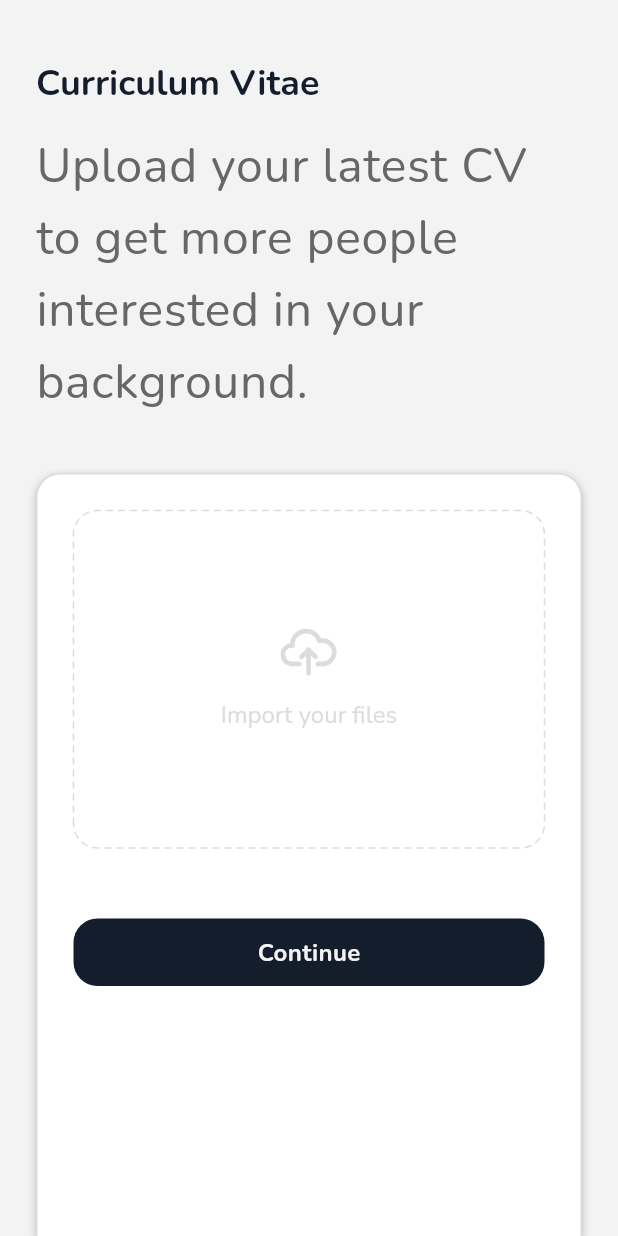
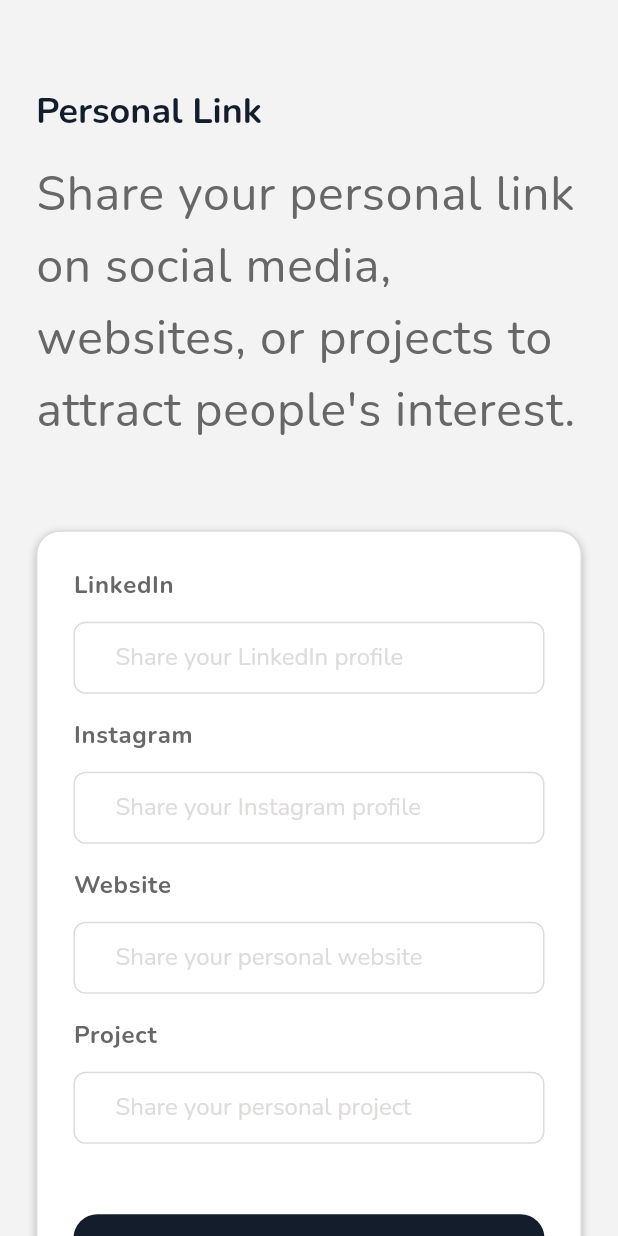
Before and after one commit to Fritzent/Identity, a Flutter app: the CvForm screen opened by its route, after a tap on "Continue", on a phone screen of 412 x 824 dp. Run offline on Flutter 3.47's test engine with Material 3 defaults, Android fonts, the phone set to English and light mode, and no system bars; our stand-ins replace dropdown_button2, file_picker, firebase_core, flutter_bloc, flutter_svg, gap and 6 more; accounts and stored records are empty; generated files the repository leaves out were written again.

Commit message:
Add: LinkUrlForm page

```diff
--- a/lib/l10n/app_en.arb
+++ b/lib/l10n/app_en.arb
@@ -97,6 +97,18 @@
 
   "cvSubTitle" : "Upload your latest CV to get more people interested in your background.",
 
-  "importYourFilesText" : "Import your files"
+  "importYourFilesText" : "Import your files",
+
+  "personalLinkTitle" : "Personal Link",
+
+  "personalLinkSubtitle" : "Share your personal link on social media, websites, or projects to attract people's interest.",
+
+  "linkedinHintText" : "Share your LinkedIn profile",
+
+  "instagramHintText" : "Share your Instagram profile",
+
+  "websiteHintText" : "Share your personal website",
+
+  "projectHintText" : "Share your personal project"
 
 }
--- a/lib/l10n/app_id.arb
+++ b/lib/l10n/app_id.arb
@@ -97,5 +97,17 @@
 
   "cvSubTitle" : "Unggah CV terbaru Anda agar lebih banyak orang tertarik dengan latar belakang Anda.",
 
-  "importYourFilesText" : "Impor file Anda"
+  "importYourFilesText" : "Impor file Anda",
+
+  "personalLinkTitle" : "Tautan Pribadi",
+
+  "personalLinkSubtitle" : "Bagikan tautan pribadi Anda di media sosial, situs web, atau proyek untuk menarik minat orang.",
+
+  "linkedinHintText" : "Bagikan profil LinkedIn Anda",
+
+  "instagramHintText" : "Bagikan profil Instagram Anda",
+
+  "websiteHintText" : "Bagikan situs web pribadi Anda",
+
+  "projectHintText" : "Bagikan situs project pribadi Anda"
 }
--- a/lib/l10n/app_localizations.dart
+++ b/lib/l10n/app_localizations.dart
@@ -382,6 +382,42 @@ abstract class AppLocalizations {
   /// In en, this message translates to:
   /// **'Import your files'**
   String get importYourFilesText;
+
+  /// No description provided for @personalLinkTitle.
+  ///
+  /// In en, this message translates to:
+  /// **'Personal Link'**
+  String get personalLinkTitle;
+
+  /// No description provided for @personalLinkSubtitle.
+  ///
+  /// In en, this message translates to:
+  /// **'Share your personal link on social media, websites, or projects to attract people\'s interest.'**
+  String get personalLinkSubtitle;
+
+  /// No description provided for @linkedinHintText.
+  ///
+  /// In en, this message translates to:
+  /// **'Share your LinkedIn profile'**
+  String get linkedinHintText;
+
+  /// No description provided for @instagramHintText.
+  ///
+  /// In en, this message translates to:
+  /// **'Share your Instagram profile'**
+  String get instagramHintText;
+
+  /// No description provided for @websiteHintText.
+  ///
+  /// In en, this message translates to:
+  /// **'Share your personal website'**
+  String get websiteHintText;
+
+  /// No description provided for @projectHintText.
+  ///
+  /// In en, this message translates to:
+  /// **'Share your personal project'**
+  String get projectHintText;
 }
 
 class _AppLocalizationsDelegate extends LocalizationsDelegate<AppLocalizations> {
--- a/lib/l10n/app_localizations_en.dart
+++ b/lib/l10n/app_localizations_en.dart
@@ -153,4 +153,22 @@ class AppLocalizationsEn extends AppLocalizations {
 
   @override
   String get importYourFilesText => 'Import your files';
+
+  @override
+  String get personalLinkTitle => 'Personal Link';
+
+  @override
+  String get personalLinkSubtitle => 'Share your personal link on social media, websites, or projects to attract people\'s interest.';
+
+  @override
+  String get linkedinHintText => 'Share your LinkedIn profile';
+
+  @override
+  String get instagramHintText => 'Share your Instagram profile';
+
+  @override
+  String get websiteHintText => 'Share your personal website';
+
+  @override
+  String get projectHintText => 'Share your personal project';
 }
--- a/lib/l10n/app_localizations_id.dart
+++ b/lib/l10n/app_localizations_id.dart
@@ -153,4 +153,22 @@ class AppLocalizationsId extends AppLocalizations {
 
   @override
   String get importYourFilesText => 'Impor file Anda';
+
+  @override
+  String get personalLinkTitle => 'Tautan Pribadi';
+
+  @override
+  String get personalLinkSubtitle => 'Bagikan tautan pribadi Anda di media sosial, situs web, atau proyek untuk menarik minat orang.';
+
+  @override
+  String get linkedinHintText => 'Bagikan profil LinkedIn Anda';
+
+  @override
+  String get instagramHintText => 'Bagikan profil Instagram Anda';
+
+  @override
+  String get websiteHintText => 'Bagikan situs web pribadi Anda';
+
+  @override
+  String get projectHintText => 'Bagikan situs project pribadi Anda';
 }
--- a/lib/main.dart
+++ b/lib/main.dart
@@ -90,7 +90,7 @@ class _MainAppState extends State<MainApp> {
             return MaterialApp.router(
               debugShowCheckedModeBanner: false,
               routerConfig: MyAppRouter.router,
-              themeMode: kIsWeb ? ThemeMode.light : stateTheme.themeMode,
+              themeMode: kIsWeb ? ThemeMode.dark : stateTheme.themeMode,
               theme: AppTheme.lightMode,
               darkTheme: AppTheme.darkMode,
               supportedLocales: L10n.all,
--- a/lib/pages/authentication/registration/preparation/cv_form.dart
+++ b/lib/pages/authentication/registration/preparation/cv_form.dart
@@ -3,10 +3,12 @@ import 'package:flutter/material.dart';
 import 'package:flutter_bloc/flutter_bloc.dart';
 import 'package:flutter_svg/svg.dart';
 import 'package:gap/gap.dart';
+import 'package:go_router/go_router.dart';
 import 'package:identity/bloc/cv_upload_bloc.dart';
 import 'package:identity/l10n/app_localizations.dart';
 import 'package:identity/resources/colors.dart';
 import 'package:identity/resources/font_config.dart';
+import 'package:identity/routes/app_route_constants.dart';
 import 'package:identity/utils/dashed_border.dart';
 import 'package:identity/widgets/custom_button.dart';
 import 'package:identity/widgets/custom_progress_bar.dart';
@@ -292,10 +294,10 @@ class _CvFormState extends State<CvForm> {
                                       Gap(FontList.font15),
                                       GestureDetector(
                                         onTap: () {
-                                          // if (mounted) {
-                                          //   GoRouter.of(context).pushReplacementNamed(
-                                          //       IdentityRouteConstant.cvFormName);
-                                          // }
+                                          if (mounted) {
+                                            GoRouter.of(context).pushReplacementNamed(
+                                                IdentityRouteConstant.urlFormName);
+                                          }
                                         },
                                         child: CustomButton(
                                             textButton:
--- /dev/null
+++ b/lib/pages/authentication/registration/preparation/link_url_form.dart
@@ -0,0 +1,182 @@
+import 'package:flutter/foundation.dart';
+import 'package:flutter/material.dart';
+import 'package:gap/gap.dart';
+import 'package:go_router/go_router.dart';
+import 'package:identity/l10n/app_localizations.dart';
+import 'package:identity/resources/colors.dart';
+import 'package:identity/resources/font_config.dart';
+import 'package:identity/routes/app_route_constants.dart';
+import 'package:identity/widgets/custom_button.dart';
+import 'package:identity/widgets/custom_text_field.dart';
+
+class LinkUrlForm extends StatefulWidget {
+  const LinkUrlForm({super.key});
+
+  @override
+  State<LinkUrlForm> createState() => _LinkUrlFormState();
+}
+
+class _LinkUrlFormState extends State<LinkUrlForm> {
+  @override
+  Widget build(BuildContext context) {
+    return Scaffold(
+      body: Center(
+        child: ConstrainedBox(
+            constraints: BoxConstraints(
+              maxWidth: kIsWeb
+                  ? (MediaQuery.of(context).size.width / 2 >= 800
+                      ? MediaQuery.of(context).size.width * 0.4
+                      : MediaQuery.of(context).size.width)
+                  : MediaQuery.of(context).size.width,
+            ),
+            child: LayoutBuilder(builder: (context, constraints) {
+              Widget content = Padding(
+                padding: EdgeInsets.only(
+                    top: kIsWeb ? FontList.font16 : FontList.font32,
+                    left: FontList.font24,
+                    right: FontList.font24,),
+                child: Column(
+                  spacing: FontList.font29,
+                  children: [
+                    Expanded(
+                      flex: 1,
+                      child: Align(
+                        alignment: Alignment.center,
+                        child: Column(
+                          crossAxisAlignment: CrossAxisAlignment.start,
+                          mainAxisAlignment: MainAxisAlignment.center,
+                          children: [
+                            Text(
+                              textAlign: TextAlign.start,
+                              AppLocalizations.of(context)!.personalLinkTitle,
+                              style: Theme.of(context)
+                                  .textTheme
+                                  .titleLarge
+                                  ?.copyWith(
+                                    fontSize: FontList.font24,
+                                  ),
+                            ),
+                            Gap(FontList.font16),
+                            Text(
+                              textAlign: TextAlign.start,
+                              AppLocalizations.of(context)!.personalLinkSubtitle,
+                              style: Theme.of(context)
+                                  .textTheme
+                                  .bodyLarge
+                                  ?.copyWith(fontSize: FontList.font32),
+                            ),
+                          ],
+                        ),
+                      ),
+                    ),
+                    Expanded(
+                        flex: 2,
+                        child: Align(
+                          alignment: Alignment.bottomCenter,
+                          child: Container(
+                            decoration: BoxDecoration(
+                              color: Theme.of(context).primaryColorDark,
+                              border: BorderDirectional(
+                                top: BorderSide(
+                                    color: ColorList.generalWhite100AppFonts,
+                                    width: 1),
+                                start: BorderSide(
+                                    color: ColorList.generalWhite100AppFonts,
+                                    width: 1),
+                                end: BorderSide(
+                                    color: ColorList.generalWhite100AppFonts,
+                                    width: 1),
+                              ),
+                              borderRadius: BorderRadius.only(
+                                  topLeft: Radius.circular(FontList.font16),
+                                  topRight: Radius.circular(FontList.font16)),
+                              boxShadow: [
+                                BoxShadow(
+                                  color: Color.fromARGB(64, 0, 0, 0),
+                                  spreadRadius: 0,
+                                  blurRadius: 4,
+                                  offset: Offset(0, 2),
+                                ),
+                              ],
+                            ),
+                            padding: EdgeInsets.only(
+                                top: FontList.font24,
+                                left: FontList.font24,
+                                right: FontList.font24,
+                                bottom: FontList.font84),
+                            child: Column(
+                              spacing: FontList.font16,
+                              children: [
+                                CustomTextField(
+                                  textFieldLabel: AppLocalizations.of(context)!
+                                      .linkedIn,
+                                  textFieldHint: AppLocalizations.of(context)!
+                                      .linkedinHintText,
+                                  keypadType: TextInputType.text,
+                                  formSection: AppLocalizations.of(context)!
+                                      .linkedIn,
+                                  onChanged: (value) {},
+                                ),
+                                CustomTextField(
+                                  textFieldLabel: AppLocalizations.of(context)!
+                                      .instagram,
+                                  textFieldHint: AppLocalizations.of(context)!
+                                      .instagramHintText,
+                                  keypadType: TextInputType.text,
+                                  formSection: AppLocalizations.of(context)!
+                                      .instagram,
+                                  onChanged: (value) {},
+                                ),
+                                CustomTextField(
+                                  textFieldLabel: AppLocalizations.of(context)!
+                                      .website,
+                                  textFieldHint: AppLocalizations.of(context)!
+                                      .websiteHintText,
+                                  keypadType: TextInputType.text,
+                                  formSection: AppLocalizations.of(context)!
+                                      .website,
+                                  onChanged: (value) {},
+                                ),
+                                CustomTextField(
+                                  textFieldLabel: AppLocalizations.of(context)!
+                                      .project,
+                                  textFieldHint: AppLocalizations.of(context)!
+                                      .projectHintText,
+                                  keypadType: TextInputType.text,
+                                  formSection: AppLocalizations.of(context)!
+                                      .project,
+                                  onChanged: (value) {},
+                                ),
+                                Gap(FontList.font15),
+                                GestureDetector(
+                                  onTap: () {
+                                    if (mounted) {
+                                      GoRouter.of(context).pushReplacementNamed(
+                                          IdentityRouteConstant.cvFormName);
+                                    }
+                                  },
+                                  child: CustomButton(
+                                      textButton: AppLocalizations.of(context)!
+                                          .continueText),
+                                ),
+                              ],
+                            ),
+                          ),
+                        ))
+                  ],
+                ),
+              );
+
+              return LayoutBuilder(builder: (context, constraints) {
+                return SingleChildScrollView(
+                    child: ConstrainedBox(
+                        constraints: BoxConstraints(
+                          minHeight: constraints.maxHeight,
+                        ),
+                        child: IntrinsicHeight(child: content)));
+              });
+            })),
+      ),
+    );
+  }
+}
--- a/lib/routes/app_route_config.dart
+++ b/lib/routes/app_route_config.dart
@@ -3,6 +3,7 @@ import 'package:go_router/go_router.dart';
 import 'package:identity/pages/authentication/login/login_page.dart';
 import 'package:identity/pages/authentication/registration/preparation/bio_form.dart';
 import 'package:identity/pages/authentication/registration/preparation/cv_form.dart';
+import 'package:identity/pages/authentication/registration/preparation/link_url_form.dart';
 import 'package:identity/pages/authentication/registration/register_data_choose.dart';
 import 'package:identity/pages/authentication/registration/register_page.dart';
 import 'package:identity/pages/splash_page.dart';
@@ -60,6 +61,13 @@ class MyAppRouter {
             return MaterialPage(child: CvForm());
           },
         ),
+        GoRoute(
+          path: '/url_form_page',
+          name: IdentityRouteConstant.urlFormName,
+          pageBuilder: (context, state) {
+            return MaterialPage(child: LinkUrlForm());
+          },
+        ),
 
         /* Example when its need params */
         // GoRoute(
--- a/lib/routes/app_route_constants.dart
+++ b/lib/routes/app_route_constants.dart
@@ -6,5 +6,6 @@ class IdentityRouteConstant {
   static const String errorRouteName = 'error_page';
   static const String registerDataChoose = 'register_data_choose_page';
   static const String bioFormName = 'bio_form_page';
-  static const String cvFormName = "cv_form_page";
+  static const String cvFormName = 'cv_form_page';
+  static const String urlFormName = 'url_form_page';
 }
```
